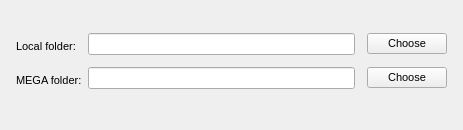
Qt form src/MEGASync/gui/macx/FolderBinder.ui (meganz/MEGAsync) before a commit.
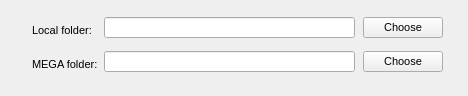
The same form after that commit.

Commit message: Adjust add sync folder finders to new design

```diff
--- a/src/MEGASync/gui/macx/FolderBinder.ui
+++ b/src/MEGASync/gui/macx/FolderBinder.ui
@@ -6,8 +6,8 @@
    <rect>
     <x>0</x>
     <y>0</y>
-    <width>463</width>
-    <height>130</height>
+    <width>468</width>
+    <height>96</height>
    </rect>
   </property>
   <property name="windowTitle">
@@ -67,13 +67,16 @@
        <number>6</number>
       </property>
       <property name="leftMargin">
-       <number>16</number>
+       <number>32</number>
       </property>
       <property name="topMargin">
-       <number>6</number>
+       <number>0</number>
       </property>
       <property name="rightMargin">
-       <number>16</number>
+       <number>25</number>
+      </property>
+      <property name="bottomMargin">
+       <number>0</number>
       </property>
       <item row="2" column="0">
        <widget class="QLabel" name="lMegaFolder">
@@ -103,13 +106,19 @@
       <item row="2" column="1">
        <layout class="QHBoxLayout" name="hLocalFolder">
         <property name="spacing">
-         <number>12</number>
+         <number>8</number>
         </property>
         <item>
          <widget class="QLineEdit" name="eMegaFolder">
           <property name="enabled">
            <bool>true</bool>
           </property>
+          <property name="sizePolicy">
+           <sizepolicy hsizetype="Expanding" vsizetype="Preferred">
+            <horstretch>0</horstretch>
+            <verstretch>0</verstretch>
+           </sizepolicy>
+          </property>
           <property name="readOnly">
            <bool>true</bool>
           </property>
@@ -152,13 +161,19 @@
       <item row="0" column="1">
        <layout class="QHBoxLayout" name="hMegaFolder">
         <property name="spacing">
-         <number>12</number>
+         <number>8</number>
         </property>
         <item>
          <widget class="QLineEdit" name="eLocalFolder">
           <property name="enabled">
            <bool>true</bool>
           </property>
+          <property name="sizePolicy">
+           <sizepolicy hsizetype="Expanding" vsizetype="Preferred">
+            <horstretch>0</horstretch>
+            <verstretch>0</verstretch>
+           </sizepolicy>
+          </property>
           <property name="readOnly">
            <bool>true</bool>
           </property>
```
The commit also changes 2 other files.
